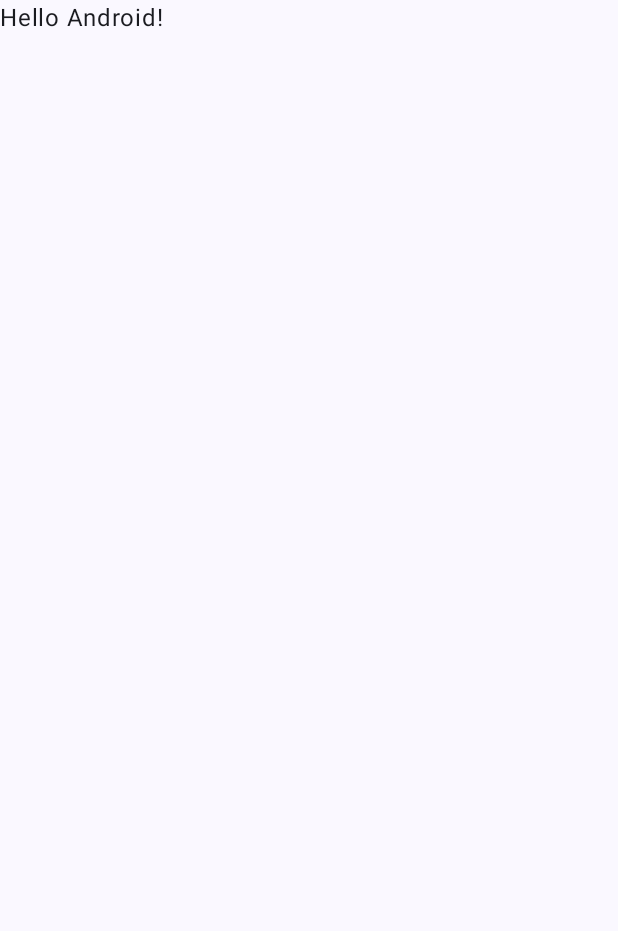
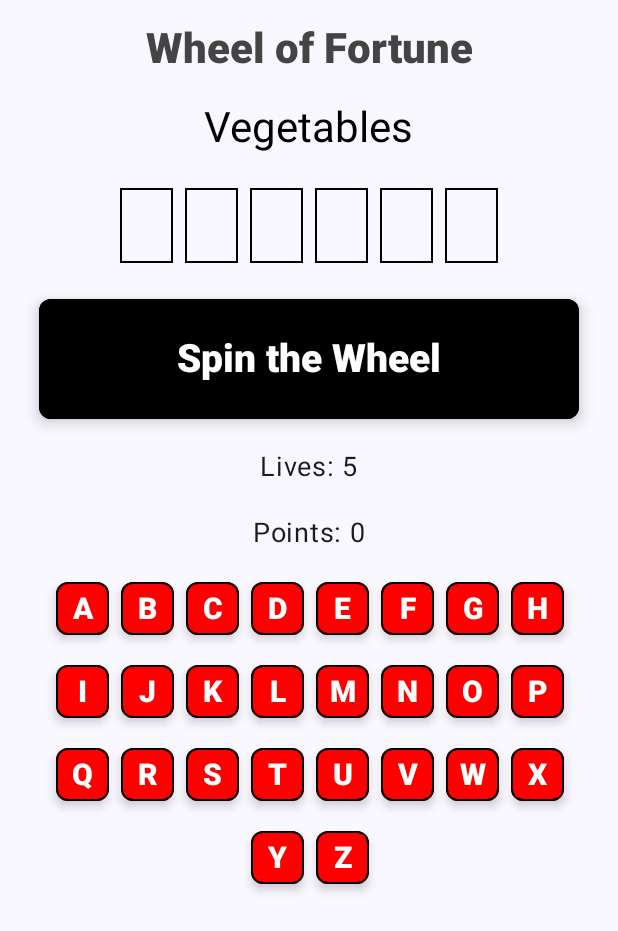
Before and after one commit to JokkeAK/s205284_WheelOfFortune, an Android app built with Jetpack Compose: the screen it shows after launch (MainActivity), on a phone screen of 412 x 824 dp. Before the commit the part shown is almost empty. Shown: the top 931 px of the screen. Run offline under Robolectric (Android 15) with nearby library versions, the phone set to English and light mode, and no system bars.

Commit message:
Corrected some comments, cleaned up some code

```diff
--- a/app/src/main/java/com/example/wheeloffortune/MainActivity.kt
+++ b/app/src/main/java/com/example/wheeloffortune/MainActivity.kt
@@ -10,6 +10,7 @@ import androidx.compose.material3.Text
 import androidx.compose.runtime.Composable
 import androidx.compose.ui.Modifier
 import androidx.compose.ui.tooling.preview.Preview
+import com.example.wheeloffortune.ui.screen.GameScreen
 import com.example.wheeloffortune.ui.theme.WheelOfFortuneTheme
 
 class MainActivity : ComponentActivity() {
@@ -22,22 +23,9 @@ class MainActivity : ComponentActivity() {
                     modifier = Modifier.fillMaxSize(),
                     color = MaterialTheme.colorScheme.background
                 ) {
-                    Greeting("Android")
+                    GameScreen()
                 }
             }
         }
     }
 }
-
-@Composable
-fun Greeting(name: String) {
-    Text(text = "Hello $name!")
-}
-
-@Preview(showBackground = true)
-@Composable
-fun DefaultPreview() {
-    WheelOfFortuneTheme {
-        Greeting("Android")
-    }
-}
--- a/app/src/main/java/com/example/wheeloffortune/data/CategoryData.kt
+++ b/app/src/main/java/com/example/wheeloffortune/data/CategoryData.kt
@@ -1,6 +1,6 @@
 package com.example.wheeloffortune.data
 
-//All of the possible categories. Hard coded for now.
+//All of the possible categories.
 val allCategories: Set<String> =
     setOf(
         "Video games",
--- a/app/src/main/java/com/example/wheeloffortune/ui/GameScreen.kt
+++ b/app/src/main/java/com/example/wheeloffortune/ui/GameScreen.kt
@@ -15,7 +15,7 @@ import androidx.lifecycle.viewmodel.compose.viewModel
 import com.example.wheeloffortune.ui.GameViewModel
 import com.example.wheeloffortune.ui.elements.*
 
-//The only frame in the app that shows the entire UI the app has to offer.
+//The only screen in the app. Shows the entire UI the app has to offer.
 @Composable
 fun GameScreen(
     gameViewModel: GameViewModel = viewModel()
--- a/app/src/main/java/com/example/wheeloffortune/ui/GameUIState.kt
+++ b/app/src/main/java/com/example/wheeloffortune/ui/GameUIState.kt
@@ -1,6 +1,6 @@
 package com.example.wheeloffortune.ui
 
-//Data class that represents the game UI state
+//Data class that represents the game UI state.
 data class GameUIState(
     //UI state for the hidden word.
     val currentHiddenWord: String = "",
@@ -25,5 +25,5 @@ data class GameUIState(
     //UI state for whether the wheel can be spun.
     val readyToSpin: Boolean = true,
     //UI state for whether the letter buttons are clickable or not.
-    val isClickable: Boolean = false,
+    val isClickable: Boolean = false
 )
```
